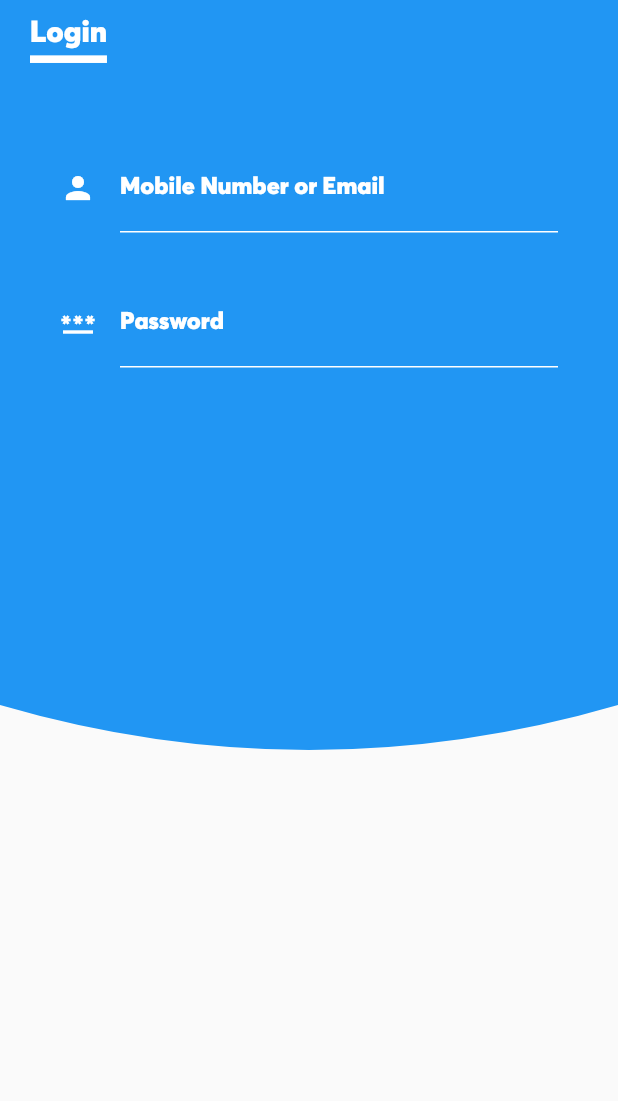
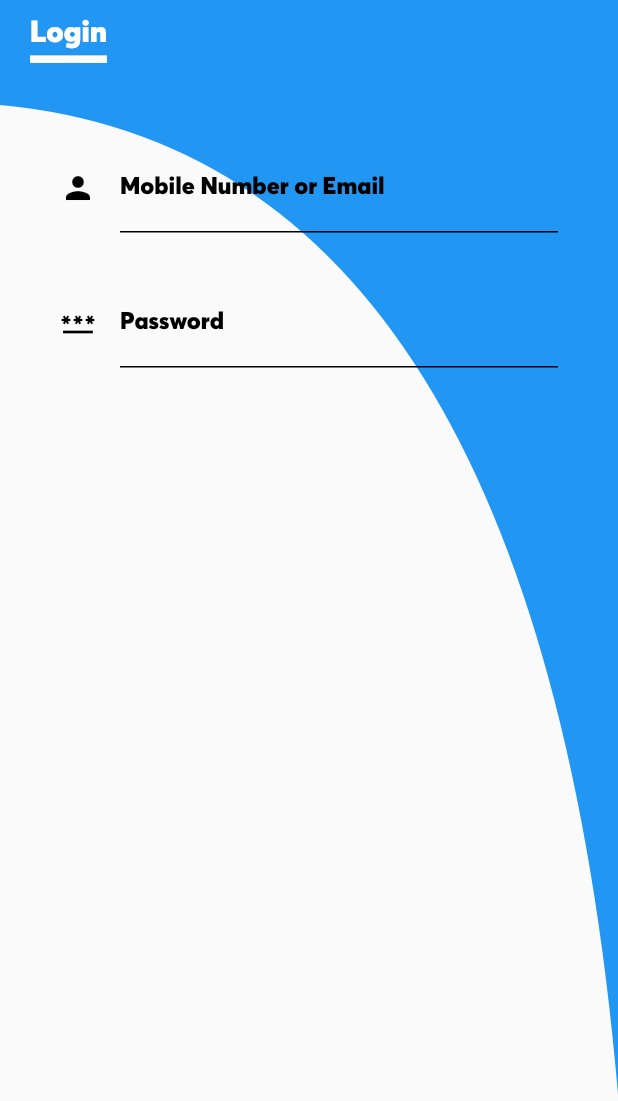
Before and after one commit to Sandun01/Riyapola_App, a Flutter app: the Login screen opened directly, on a phone screen of 412 x 824 dp, the part 135-1236 px from its top. Run offline on Flutter 3.47's test engine with Material 2 defaults, Android fonts, the phone set to English and light mode, and no system bars; project files that could hold a hidden picture were left out.

Commit message:
set beackground

```diff
--- a/lib/screens/login_screen.dart
+++ b/lib/screens/login_screen.dart
@@ -8,8 +8,6 @@ class Login extends StatefulWidget {
   _LoginState createState() => _LoginState();
 }
 
-
-
 class _LoginState extends State<Login> {
   final GlobalKey<FormState> _formKey = GlobalKey<FormState>();
   late String _username;
@@ -17,25 +15,31 @@ class _LoginState extends State<Login> {
   void initState() {
     _passwordVisible = false;
   }
+
   @override
   Widget build(BuildContext context) {
     return Scaffold(
-      body:SingleChildScrollView(
+      body: SingleChildScrollView(
         child: Column(
           children: <Widget>[
-            ClipPath(
-              clipper: MyClipper(),
-              child: Container(
+            CustomPaint(
+              size: Size(
+                  MediaQuery.of(context).size.width,
+                  MediaQuery.of(context).size.height
+                      .toDouble()), //You can Replace [WIDTH] with your desired width for Custom Paint and height will be calculated automatically
+              painter: RPSCustomPainter(),
+            // ),
+            child:
+            Container(
               width: double.infinity,
-                height:620,
-                decoration: BoxDecoration(
-                  color: Colors.blue
-                ),
+              height: MediaQuery.of(context).size.height,
+              decoration: BoxDecoration(color: Colors.white.withOpacity(0.0)),
               child: Column(
                 children: <Widget>[
                   Padding(
                     padding: const EdgeInsets.only(top: 40.0),
-                      child: Text("Riyapola",
+                    child: Text(
+                      "Riyapola",
                       style: TextStyle(
                         color: Colors.white,
                         fontSize: 40,
@@ -43,7 +47,8 @@ class _LoginState extends State<Login> {
                     ),
                   ),
                   Padding(
-                      padding: const EdgeInsets.only(left:20.0,top:20.0,right: 20.0,bottom: 0.0),
+                    padding: const EdgeInsets.only(
+                        left: 20.0, top: 20.0, right: 20.0, bottom: 0.0),
                     child: Row(
                       children: [
                         Text(
@@ -51,16 +56,13 @@ class _LoginState extends State<Login> {
                           style: TextStyle(
                             shadows: [
                               Shadow(
-                                    color: Colors.white,
-                                    offset: Offset(0, -10))
+                                  color: Colors.white, offset: Offset(0, -10))
                             ],
                             color: Colors.transparent,
-                              decoration:
-                              TextDecoration.underline,
+                            decoration: TextDecoration.underline,
                             decorationColor: Colors.white,
                             decorationThickness: 4,
-                              decorationStyle:
-                              TextDecorationStyle.solid,
+                            decorationStyle: TextDecorationStyle.solid,
                             fontSize: 20,
                           ),
                         ),
@@ -68,33 +70,36 @@ class _LoginState extends State<Login> {
                     ),
                   ),
                   Padding(
-                      padding: const EdgeInsets.only(left:20.0,top:20.0,right: 20.0,bottom: 0.0),
+                    padding: const EdgeInsets.only(
+                        left: 20.0, top: 20.0, right: 20.0, bottom: 0.0),
                     child: Form(
                       key: _formKey,
                       child: Column(
                         crossAxisAlignment: CrossAxisAlignment.start,
                         children: <Widget>[
                           Padding(
-                                padding: const EdgeInsets.symmetric(horizontal: 20.0,vertical: 30.0),
+                            padding: const EdgeInsets.symmetric(
+                                horizontal: 20.0, vertical: 30.0),
                             child: TextFormField(
                               decoration: const InputDecoration(
-                                    icon: const Icon(Icons.person,color: Colors.white),
+                                icon: const Icon(Icons.person,
+                                    color: Colors.black),
                                 hintText: 'Mobile Number or Email',
                                 hintStyle: TextStyle(
-                                      color: Colors.white,
+                                  color: Colors.black,
                                 ),
                                 labelText: "Mobile Number or Email",
                                 labelStyle: TextStyle(
-                                      color: Colors.white,
+                                  color: Colors.black,
                                 ),
                                 enabledBorder: UnderlineInputBorder(
-                                      borderSide: BorderSide(color: Colors.white),
+                                  borderSide: BorderSide(color: Colors.black),
                                 ),
                                 focusedBorder: UnderlineInputBorder(
-                                      borderSide: BorderSide(color: Colors.white),
+                                  borderSide: BorderSide(color: Colors.black),
                                 ),
                                 border: UnderlineInputBorder(
-                                      borderSide: BorderSide(color: Colors.white),
+                                  borderSide: BorderSide(color: Colors.black),
                                 ),
                               ),
                               validator: (value) {
@@ -104,28 +109,31 @@ class _LoginState extends State<Login> {
                                 return null;
                               },
                               style: TextStyle(
-                                    color: Colors.white,
+                                color: Colors.black,
                               ),
-                                  onSaved: (value){
+                              onSaved: (value) {
                                 _username = value.toString();
                               },
                             ),
                           ),
                           Padding(
-                                padding: const EdgeInsets.symmetric(horizontal: 20.0),
+                            padding:
+                                const EdgeInsets.symmetric(horizontal: 20.0),
                             child: TextFormField(
                               keyboardType: TextInputType.text,
                               // controller: _userPasswordController,
-                                  obscureText: !_passwordVisible,//This will obscure text dynamically
+                              obscureText:
+                                  !_passwordVisible, //This will obscure text dynamically
                               decoration: const InputDecoration(
-                                    icon: const Icon(Icons.password,color: Colors.white),
+                                icon: const Icon(Icons.password,
+                                    color: Colors.black),
                                 hintText: 'Password',
                                 hintStyle: TextStyle(
-                                      color: Colors.white,
+                                  color: Colors.black,
                                 ),
                                 labelText: "Password",
                                 labelStyle: TextStyle(
-                                      color: Colors.white,
+                                  color: Colors.black,
                                 ),
                                 // suffixIcon: Icon(Icons.visibility),
                                 // suffixIcon: IconButton(
@@ -139,26 +147,25 @@ class _LoginState extends State<Login> {
                                 //   },
                                 // ),
                                 enabledBorder: UnderlineInputBorder(
-                                      borderSide: BorderSide(color: Colors.white),
+                                  borderSide: BorderSide(color: Colors.black),
                                 ),
                                 focusedBorder: UnderlineInputBorder(
-                                      borderSide: BorderSide(color: Colors.white),
+                                  borderSide: BorderSide(color: Colors.black),
                                 ),
                                 border: UnderlineInputBorder(
-                                      borderSide: BorderSide(color: Colors.white),
+                                  borderSide: BorderSide(color: Colors.black),
                                 ),
                               ),
                               validator: (value) {
                                 if (value == null) {
                                   return 'Password cannot be empty';
-                                    }
-                                    else if (value.length < 6) {
+                                } else if (value.length < 6) {
                                   return 'Password must be more than 6 characters';
                                 }
                                 return null;
                               },
                               style: TextStyle(
-                                    color: Colors.white,
+                                color: Colors.black,
                               ),
                               //
                             ),
@@ -172,7 +179,7 @@ class _LoginState extends State<Login> {
                           //         //       color: Colors.blue
                           //         //   )
                           //         //   ),
-                              //         //   textColor: Colors.white,
+                          //         //   textColor: Colors.black,
                           //         //   shape: RoundedRectangleBorder(side: BorderSide(
                           //         //       color: Colors.blue,
                           //         //       width: 1,
@@ -196,34 +203,44 @@ class _LoginState extends State<Login> {
                 ],
               ),
             ),
-            ),
-          ],
+        ),],
         ),
       ),
     );
   }
 }
 
-class MyClipper extends CustomClipper<Path>{
+
+
+class RPSCustomPainter extends CustomPainter{
+
   @override
-  Path getClip(Size size) {
-    // TODO: implement getClip
-    var path = new Path();
-    path.lineTo(0.0, size.height-60);
-    var ControlPoint = new Offset(size.width/2.0, size.height);
-    var EndPoint = new  Offset(size.width, size.height-60);
-    path.quadraticBezierTo(ControlPoint.dx, ControlPoint.dy, EndPoint.dx, EndPoint.dy);
-    path.lineTo(size.width, 0.0);
-    path.close();
+  void paint(Canvas canvas, Size size) {
 
-    // throw UnimplementedError();
-    return path;
+
+
+  Paint paint_0 = new Paint()
+      ..color = Color.fromARGB(255, 33,150,243)
+      ..strokeWidth = 1;
+
+
+
+    Path path_0 = Path();
+    path_0.moveTo(0,size.height*0.1942502);
+    path_0.quadraticBezierTo(size.width*0.8689236,size.height*0.2340715,size.width,size.height*0.9945610);
+    path_0.quadraticBezierTo(size.width,size.height*0.7459207,size.width,0);
+    path_0.lineTo(0,0);
+    path_0.lineTo(0,size.height*0.1942502);
+    path_0.close();
+
+    canvas.drawPath(path_0, paint_0);
+
+
+
   }
 
   @override
-  bool shouldReclip(covariant CustomClipper<Path> oldClipper) {
-    // TODO: implement shouldReclip
-    // throw UnimplementedError();
+  bool shouldRepaint(covariant CustomPainter oldDelegate) {
     return true;
   }
 
```
Also changed, not shown: lib/screens/feedback_screen.dart (+44 -11 lines), assets/images/Vector 5.jpg (deleted). Lines whose indentation alone changed are shown as unchanged.
